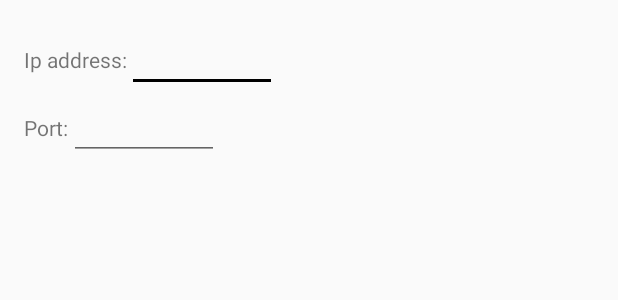
After one commit to adamkjall/BaitBoat, an Android app: the layout fragment_settings.xml on its own in the app's theme, with its tools: preview values and no code run, on a phone screen of 412 x 824 dp. The commit adds this screen. Shown: the top 300 px of the screen. Run offline under Robolectric (Android 15) with nearby library versions, the phone set to English and light mode, and no system bars.

Commit message:
added a compass and a settings dialog

```diff
--- /dev/null
+++ b/BaitBoat_v2/app/src/main/res/layout/fragment_settings.xml
@@ -0,0 +1,54 @@
+<?xml version="1.0" encoding="utf-8"?>
+<LinearLayout xmlns:android="http://schemas.android.com/apk/res/android"
+    android:id="@+id/settings_layout"
+    android:layout_width="wrap_content"
+    android:layout_height="wrap_content"
+    android:foregroundGravity="center"
+    android:orientation="vertical"
+    android:padding="16dp"
+    android:layout_centerHorizontal="true">
+
+    <LinearLayout
+        android:layout_width="wrap_content"
+        android:layout_height="wrap_content">
+
+        <TextView
+            android:id="@+id/label_ipAddress"
+            android:layout_width="wrap_content"
+            android:layout_height="wrap_content"
+            android:text="Ip address:" />
+
+        <EditText
+            android:id="@+id/et_ipAddress"
+            android:layout_width="wrap_content"
+            android:layout_height="wrap_content"
+            android:digits="0123456789."
+            android:minWidth="100dp"
+            android:maxLength="15"
+            android:inputType="number" />
+
+    </LinearLayout>
+
+    <LinearLayout
+        android:layout_width="wrap_content"
+        android:layout_height="wrap_content">
+
+        <TextView
+            android:id="@+id/label_port"
+            android:layout_width="wrap_content"
+            android:layout_height="wrap_content"
+            android:text="Port:" />
+
+        <EditText
+            android:id="@+id/et_port"
+            android:layout_width="wrap_content"
+            android:layout_height="wrap_content"
+            android:digits="0123456789"
+            android:maxLength="15"
+            android:minWidth="100dp"
+            android:inputType="number" />
+
+
+    </LinearLayout>
+
+</LinearLayout>
--- a/BaitBoat_v2/app/src/main/res/values/colors.xml
+++ b/BaitBoat_v2/app/src/main/res/values/colors.xml
@@ -3,4 +3,10 @@
     <color name="colorPrimary">#008577</color>
     <color name="colorPrimaryDark">#cb000000</color>
     <color name="colorAccent">#000000</color>
+
+    <color name="dark_blue">#180065</color>
+    <color name="light_blue">#334ee9ff</color>
+    <color name="medium_green">#3d853e</color>
+    <color name="light_green">#3c2ae668</color>
+
 </resources>
--- a/BaitBoat_v2/app/src/main/res/values/styles.xml
+++ b/BaitBoat_v2/app/src/main/res/values/styles.xml
@@ -6,6 +6,35 @@
         <item name="colorPrimary">@color/colorPrimary</item>
         <item name="colorPrimaryDark">@color/colorPrimaryDark</item>
         <item name="colorAccent">@color/colorAccent</item>
+
+        <!-- Apply default style for dialogs -->
+        <item name="android:dialogTheme">@style/AppDialogTheme</item>
+        <!-- Apply default style for alert dialogs -->
+        <item name="android:alertDialogTheme">@style/AppAlertTheme</item>
+
+    </style>
+
+    <style name="AppDialogTheme" parent="Theme.AppCompat.Light.Dialog">
+        <!-- Define color properties as desired -->
+        <item name="colorPrimary">@color/dark_blue</item>
+        <item name="colorPrimaryDark">#000</item>
+        <item name="android:textColorHighlight">@color/light_blue</item>
+        <item name="colorAccent">@color/dark_blue</item>
+        <item name="colorControlNormal">@color/dark_blue</item>
+        <!-- Define window properties as desired -->
+        <item name="android:windowNoTitle">false</item>
+        <item name="android:windowFullscreen">false</item>
+        <item name="android:windowBackground">@color/medium_green</item>
+        <item name="android:windowIsFloating">true</item>
+        <item name="android:windowCloseOnTouchOutside">true</item>
+    </style>
+
+    <style name="AppAlertTheme" parent="Theme.AppCompat.Light.Dialog.Alert">
+        <item name="colorPrimary">@color/dark_blue</item>
+        <item name="colorAccent">@color/dark_blue</item>
+        <item name="colorPrimaryDark">#000</item>
+        <item name="colorControlNormal">@color/dark_blue</item>
+        <item name="android:textColorHighlight">@color/light_blue</item>
     </style>
 
 </resources>
```
Also changed, not shown: BaitBoat_v2/app/src/main/java/com/adamk/baitboat_v2/MainActivity.java (+95 -77 lines), BaitBoat_v2/app/src/main/java/com/adamk/baitboat_v2/SettingsDialogFragment.java (added, +49 -0 lines).
